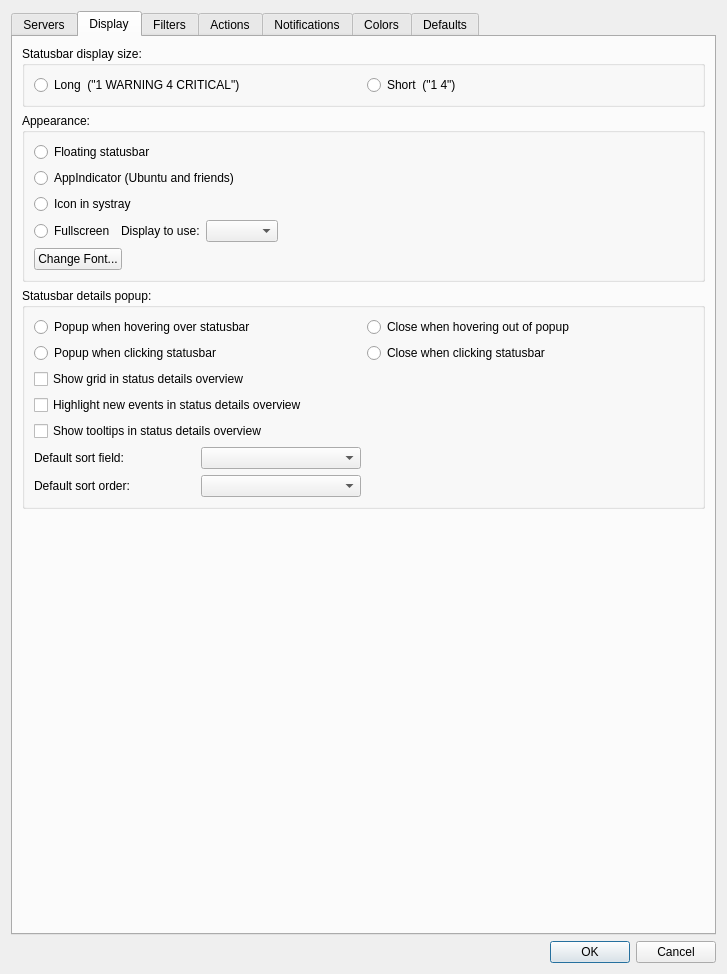
Old version of the form Nagstamon/Nagstamon/QUI/settings_main.ui in the repository HenriWahl/Nagstamon.
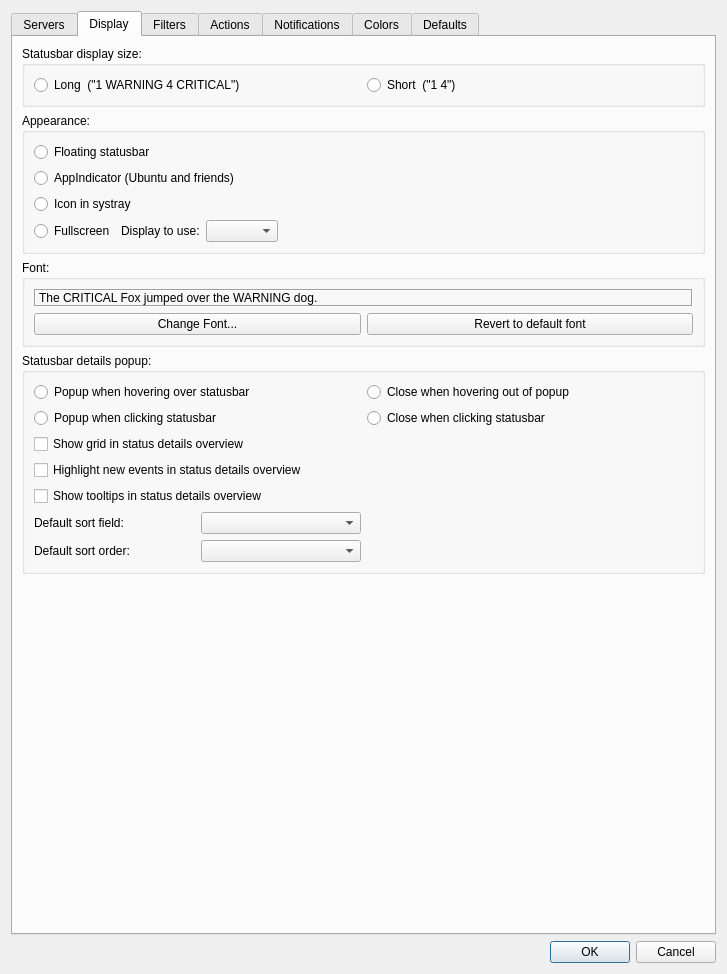
New version of the form. The open tabs and pages were chosen to show the change.

Commit message: custom font works for statusbar and is displayed in settings dialog

Diff of the .ui file:
```diff
--- a/Nagstamon/Nagstamon/QUI/settings_main.ui
+++ b/Nagstamon/Nagstamon/QUI/settings_main.ui
@@ -253,7 +253,7 @@
          </layout>
         </widget>
        </item>
-       <item row="5" column="0">
+       <item row="10" column="0">
         <spacer name="verticalSpacer_4">
          <property name="orientation">
           <enum>Qt::Vertical</enum>
@@ -266,7 +266,7 @@
          </property>
         </spacer>
        </item>
-       <item row="4" column="0">
+       <item row="9" column="0">
         <widget class="QGroupBox" name="groupbox_detailed_summary_popup">
          <property name="title">
           <string>Statusbar details popup:</string>
@@ -408,30 +408,6 @@
             </item>
            </layout>
           </item>
-          <item row="5" column="0">
-           <layout class="QHBoxLayout" name="horizontalLayout_6">
-            <item>
-             <widget class="QPushButton" name="button_fontchooser">
-              <property name="text">
-               <string>Change Font...</string>
-              </property>
-             </widget>
-            </item>
-            <item>
-             <spacer name="horizontalSpacer_5">
-              <property name="orientation">
-               <enum>Qt::Horizontal</enum>
-              </property>
-              <property name="sizeHint" stdset="0">
-               <size>
-                <width>40</width>
-                <height>20</height>
-               </size>
-              </property>
-             </spacer>
-            </item>
-           </layout>
-          </item>
           <item row="2" column="0">
            <widget class="QRadioButton" name="input_radiobutton_icon_in_systray">
             <property name="text">
@@ -456,6 +432,53 @@
          </layout>
         </widget>
        </item>
+       <item row="3" column="0">
+        <widget class="QGroupBox" name="groupbox_font">
+         <property name="title">
+          <string>Font:</string>
+         </property>
+         <layout class="QVBoxLayout" name="verticalLayout_3">
+          <item>
+           <layout class="QVBoxLayout" name="verticalLayout_13">
+            <item>
+             <widget class="QLabel" name="label_font">
+              <property name="frameShape">
+               <enum>QFrame::Box</enum>
+              </property>
+              <property name="frameShadow">
+               <enum>QFrame::Sunken</enum>
+              </property>
+              <property name="text">
+               <string>The CRITICAL Fox jumped over the WARNING dog.</string>
+              </property>
+              <property name="wordWrap">
+               <bool>true</bool>
+              </property>
+             </widget>
+            </item>
+            <item>
+             <layout class="QHBoxLayout" name="horizontalLayout_6">
+              <item>
+               <widget class="QPushButton" name="button_fontchooser">
+                <property name="text">
+                 <string>Change Font...</string>
+                </property>
+               </widget>
+              </item>
+              <item>
+               <widget class="QPushButton" name="button_default_font">
+                <property name="text">
+                 <string>Revert to default font</string>
+                </property>
+               </widget>
+              </item>
+             </layout>
+            </item>
+           </layout>
+          </item>
+         </layout>
+        </widget>
+       </item>
       </layout>
      </widget>
      <widget class="QWidget" name="tab_filters">
```
Left out of the diff: 6 changed lines with no effect on the pictures. The commit also changes 3 other files.
